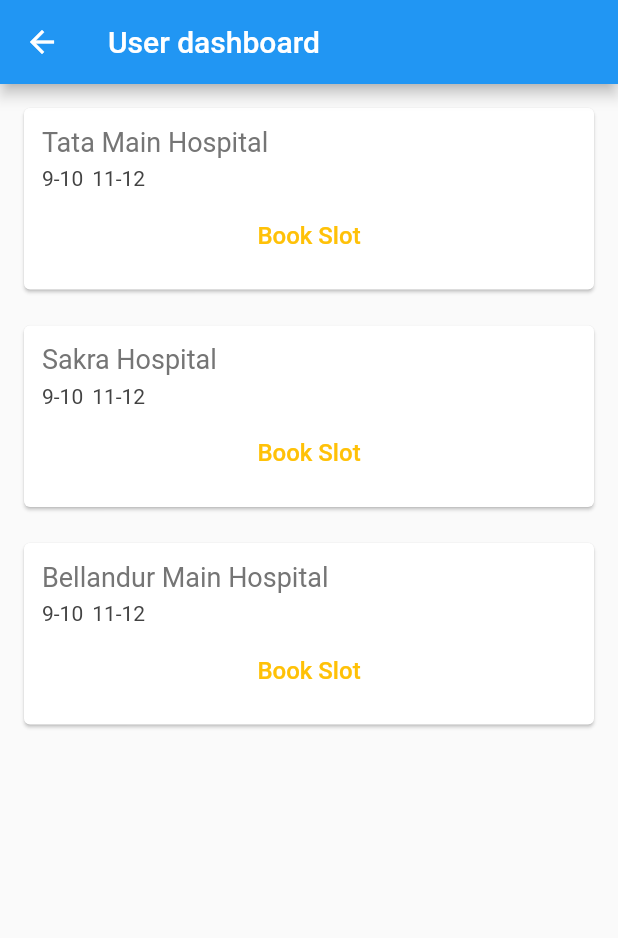
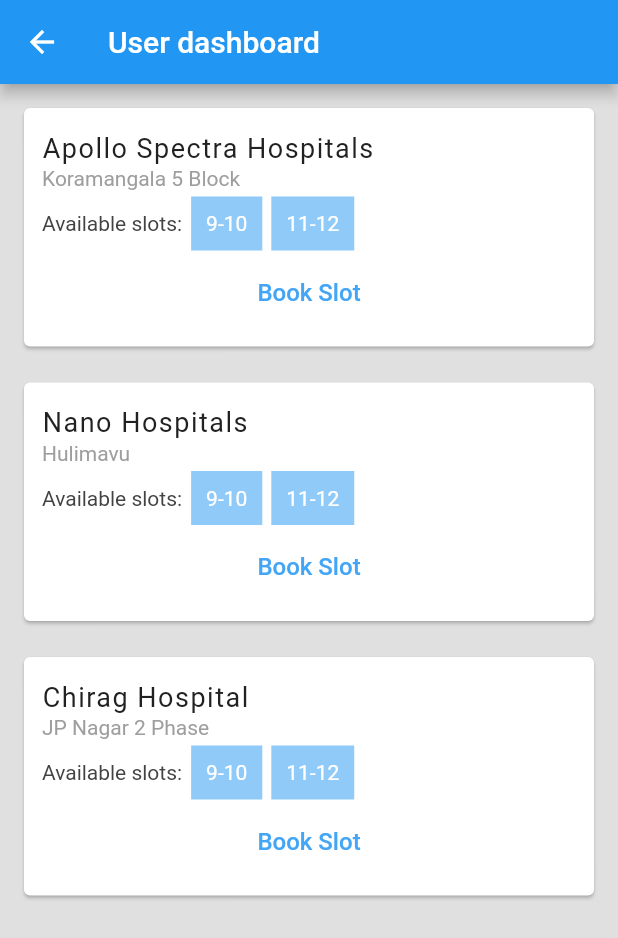
Before and after one commit to guptasurbhi99/WomenCovidWarriors_FindMyLab, a Flutter app: the UserDashboard screen opened directly with empty values, on a phone screen of 412 x 824 dp. Shown: the top 938 px of the screen. Run offline on Flutter 3.47's test engine with Material 2 defaults, Android fonts, the light colour scheme and no system bars; our stand-ins replace flutter_spinkit, geolocator, location.

Commit message:
Improve look and feel.

```diff
--- a/FindMyLab/lib/modules/hospital.dart
+++ b/FindMyLab/lib/modules/hospital.dart
@@ -1,10 +1,12 @@
 class Hospital {
   String name;
   int distance;
+  String address;
   List<String> slots;
 
   Hospital({
     this.name,
     this.distance,
+    this.address,
     this.slots });
 }
--- a/FindMyLab/lib/modules/hospital_card.dart
+++ b/FindMyLab/lib/modules/hospital_card.dart
@@ -22,34 +22,60 @@
             child: Column(
               crossAxisAlignment: CrossAxisAlignment.stretch,
               children: <Widget>[
+                SizedBox(height: 4.0),
                 Text(
                     hospital.name,
                     style: TextStyle(
                       fontSize: 18.0,
-                      color: Colors.grey[600],
+                      letterSpacing: 1.0,
+                      color: Colors.grey[900],
                     )
                 ),
-                SizedBox(height: 6.0),
+                SizedBox(height: 2.0),
+                Text(
+                    hospital.address,
+                    style: TextStyle(
+                      fontSize: 14.0,
+                      color: Colors.grey[500],
+                    )
+                ),
+                SizedBox(height: 4.0),
                 Row(
                   children: <Widget>[
                     Text(
-                        hospital.slots[0],
+                        'Available slots:',
                         style: TextStyle(
                             fontSize: 14.0,
                             color: Colors.grey[800]
                         )
                     ),
                     SizedBox(width: 6.0),
-                    Text(
-                        hospital.slots[1],
-                        style: TextStyle(
-                            fontSize: 14.0,
-                            color: Colors.grey[800]
-                        )
+                    Container(
+                      padding: const EdgeInsets.all(10.0),
+                      color: Colors.blue[200],
+                      child: Text(
+                          hospital.slots[0],
+                          style: TextStyle(
+                              fontSize: 14.0,
+                              color: Colors.white
+                          )
+                      ),
+                    ),
+                    SizedBox(width: 6.0),
+                    Container(
+                      padding: const EdgeInsets.all(10.0),
+                      color: Colors.blue[200],
+                      child: Text(
+                          hospital.slots[1],
+                          style: TextStyle(
+                              fontSize: 14.0,
+                              color: Colors.white
+                          )
+                      ),
                     ),
                   ],
                 ),
-                SizedBox(height: 6.0),
+                SizedBox(height: 4.0),
                 Center(
                   child: FlatButton(
                   onPressed: bookAppointment,
@@ -57,7 +83,7 @@
                     'Book Slot',
                     style: TextStyle(fontSize: 16),
                     ),
-                      textColor: Colors.amber[500],
+                      textColor: Colors.blue[400],
                   ),
                 )
               ],
--- a/FindMyLab/lib/screens/login.dart
+++ b/FindMyLab/lib/screens/login.dart
@@ -124,6 +124,7 @@
                   decoration: InputDecoration(
                     filled: true,
                     icon: const Icon(Icons.person),
+                    labelText: 'Username',
                     hintText: 'Enter your username',
                   ),
                   onSaved: (value) {
@@ -139,6 +140,7 @@
                   decoration: InputDecoration(
                     filled: true,
                     icon: const Icon(Icons.lock),
+                    labelText: 'Password',
                     hintText: 'Enter your password',
                   ),
                   obscureText: true,
@@ -165,7 +167,7 @@
                     'Login as lab owner',
                     style: TextStyle(fontSize: 16),
                   ),
-                  textColor: Colors.amber[500],
+                  textColor: Colors.amber[700],
                 ),
               ],
             ),
--- a/FindMyLab/lib/screens/owner_login.dart
+++ b/FindMyLab/lib/screens/owner_login.dart
@@ -148,6 +148,7 @@
                 },
               ),
               Row(
+                mainAxisAlignment: MainAxisAlignment.center,
                 children: <Widget>[
                   FlatButton(
                     onPressed: () {
@@ -157,7 +158,7 @@
                       'Register your lab',
                       style: TextStyle(fontSize: 16),
                     ),
-                    textColor: Colors.amber[500],
+                    textColor: Colors.amber[700],
                   ),
                   sizedBoxSpace,
                   FlatButton(
@@ -168,7 +169,7 @@
                       'Login as user',
                       style: TextStyle(fontSize: 16),
                     ),
-                    textColor: Colors.amber[500],
+                    textColor: Colors.amber[700],
                   ),
                 ],
               ),
--- a/FindMyLab/lib/screens/user_dashboard.dart
+++ b/FindMyLab/lib/screens/user_dashboard.dart
@@ -11,9 +11,9 @@
 class _UserDashboardState extends State<UserDashboard> {
 
   List<Hospital> hospitals = [
-    Hospital(name: 'Tata Main Hospital', distance: 100, slots: ['9-10', '11-12']),
-    Hospital(name: 'Sakra Hospital', distance: 110, slots: ['9-10', '11-12']),
-    Hospital(name: 'Bellandur Main Hospital', distance: 20, slots: ['9-10', '11-12'])
+    Hospital(name: 'Apollo Spectra Hospitals', address: 'Koramangala 5 Block', distance: 20, slots: ['9-10', '11-12']),
+    Hospital(name: 'Nano Hospitals', address: 'Hulimavu',distance: 110, slots: ['9-10', '11-12']),
+    Hospital(name: 'Chirag Hospital', address: 'JP Nagar 2 Phase', distance: 50, slots: ['9-10', '11-12'])
   ];
 
   @override
@@ -26,7 +26,9 @@
           title: Text('User dashboard'),
         ),
         body: Container(
+            color: Colors.grey[300],
             child: Column(
+              mainAxisAlignment: MainAxisAlignment.start,
               children: hospitals.map((hospital) => HospitalCard(
                   hospital: hospital,
                   bookAppointment: () {
```
Also changed, not shown: FindMyLab/lib/modules/appointment_card.dart (+7 -6 lines), FindMyLab/lib/screens/owner_dashboard.dart (+5 -3 lines), FindMyLab/lib/screens/register_lab.dart (+7 -8 lines).
